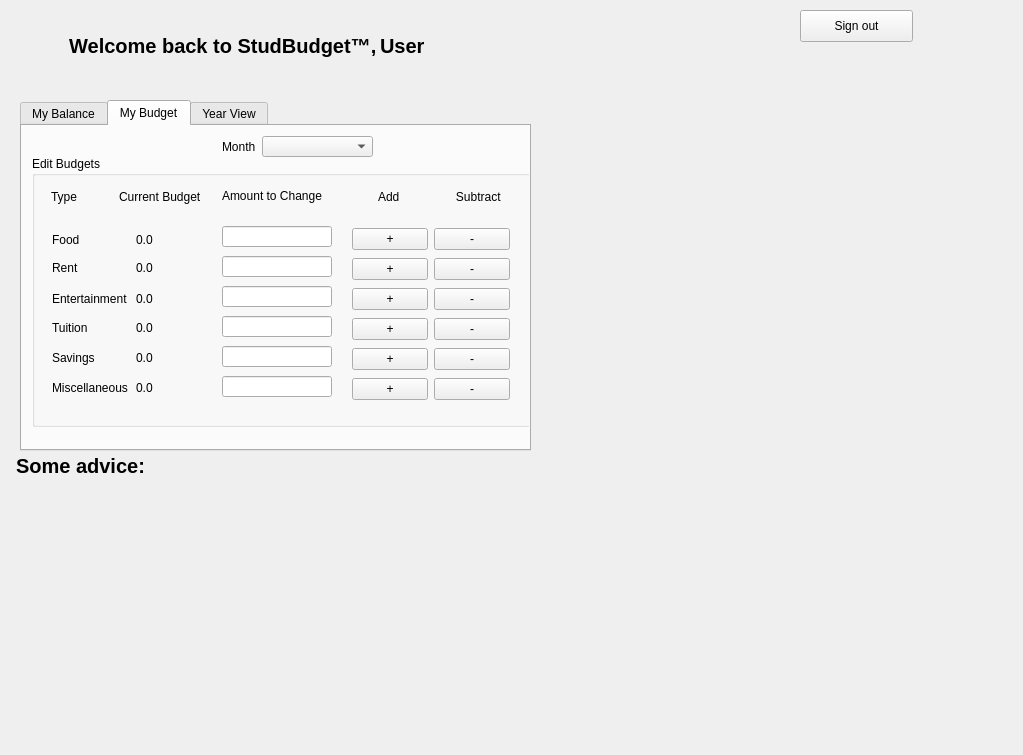
Above: GUI3/GUI3/appdialog.ui from Kbarrera123/StudBudget before the change. Below: the same form after it.
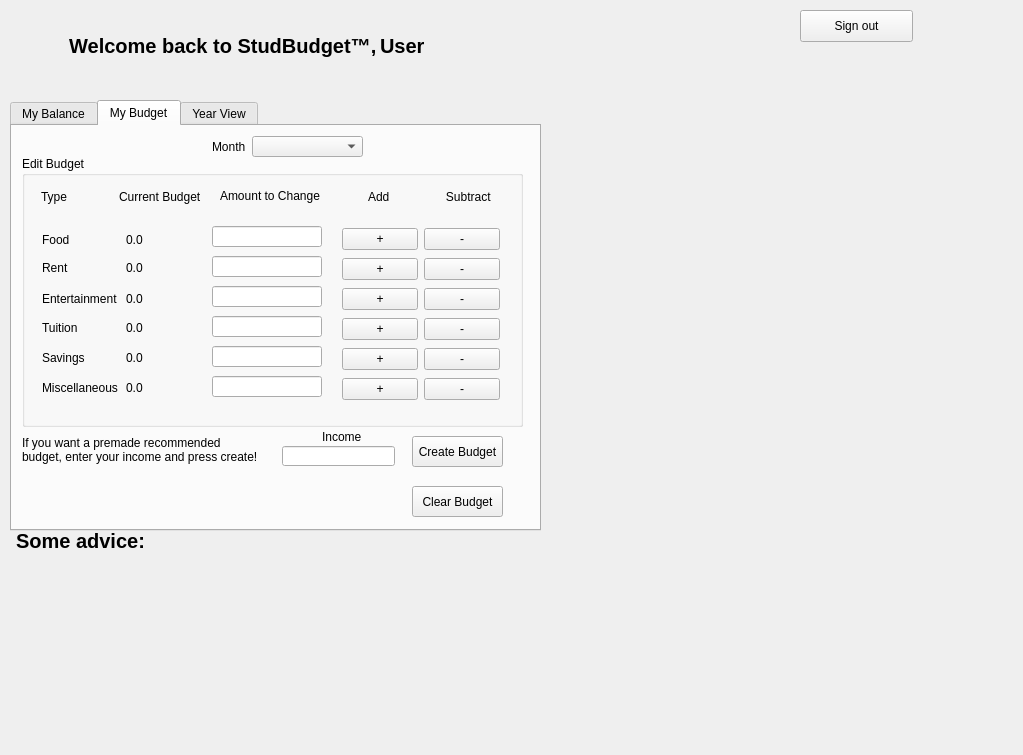
That is the form after the change. The open tabs and pages were chosen to show the change. Icons and pictures are not drawn.

Diff of the .ui file:
```diff
--- a/GUI3/GUI3/appdialog.ui
+++ b/GUI3/GUI3/appdialog.ui
@@ -16,10 +16,10 @@
   <widget class="QTabWidget" name="tabWidget">
    <property name="geometry">
     <rect>
-     <x>20</x>
+     <x>10</x>
      <y>100</y>
-     <width>511</width>
-     <height>351</height>
+     <width>531</width>
+     <height>431</height>
     </rect>
    </property>
    <property name="sizePolicy">
@@ -542,14 +542,14 @@
       </rect>
      </property>
      <property name="title">
-      <string>Edit Budgets</string>
+      <string>Edit Budget</string>
      </property>
      <widget class="QWidget" name="horizontalLayoutWidget_14">
       <property name="geometry">
        <rect>
         <x>19</x>
         <y>30</y>
-        <width>151</width>
+        <width>161</width>
         <height>21</height>
        </rect>
       </property>
@@ -739,10 +739,10 @@
      <widget class="QLabel" name="label_15">
       <property name="geometry">
        <rect>
-        <x>190</x>
+        <x>198</x>
         <y>30</y>
-        <width>119</width>
-        <height>19</height>
+        <width>111</width>
+        <height>20</height>
        </rect>
       </property>
       <property name="text">
@@ -972,6 +972,79 @@
       </layout>
      </widget>
     </widget>
+    <widget class="QPushButton" name="pushButton_makeBudget">
+     <property name="geometry">
+      <rect>
+       <x>400</x>
+       <y>310</y>
+       <width>91</width>
+       <height>31</height>
+      </rect>
+     </property>
+     <property name="text">
+      <string>Create Budget</string>
+     </property>
+    </widget>
+    <widget class="QLabel" name="label_22">
+     <property name="geometry">
+      <rect>
+       <x>10</x>
+       <y>310</y>
+       <width>241</width>
+       <height>31</height>
+      </rect>
+     </property>
+     <property name="font">
+      <font>
+       <pointsize>9</pointsize>
+      </font>
+     </property>
+     <property name="text">
+      <string>If you want a premade recommended budget, enter your income and press create!</string>
+     </property>
+     <property name="alignment">
+      <set>Qt::AlignLeading|Qt::AlignLeft|Qt::AlignTop</set>
+     </property>
+     <property name="wordWrap">
+      <bool>true</bool>
+     </property>
+    </widget>
+    <widget class="QLabel" name="label_23">
+     <property name="geometry">
+      <rect>
+       <x>310</x>
+       <y>300</y>
+       <width>61</width>
+       <height>21</height>
+      </rect>
+     </property>
+     <property name="text">
+      <string>Income</string>
+     </property>
+    </widget>
+    <widget class="QLineEdit" name="lineEdit_makeBudget">
+     <property name="geometry">
+      <rect>
+       <x>270</x>
+       <y>320</y>
+       <width>113</width>
+       <height>20</height>
+      </rect>
+     </property>
+    </widget>
+    <widget class="QPushButton" name="pushButton_clearBudget">
+     <property name="geometry">
+      <rect>
+       <x>400</x>
+       <y>360</y>
+       <width>91</width>
+       <height>31</height>
+      </rect>
+     </property>
+     <property name="text">
+      <string>Clear Budget</string>
+     </property>
+    </widget>
    </widget>
    <widget class="QWidget" name="widget">
     <attribute name="title">
@@ -1020,9 +1093,9 @@
    <property name="geometry">
     <rect>
      <x>20</x>
-     <y>480</y>
+     <y>550</y>
      <width>521</width>
-     <height>241</height>
+     <height>171</height>
     </rect>
    </property>
    <property name="font">
@@ -1042,9 +1115,9 @@
    <property name="geometry">
     <rect>
      <x>20</x>
-     <y>480</y>
+     <y>550</y>
      <width>521</width>
-     <height>241</height>
+     <height>171</height>
     </rect>
    </property>
    <property name="font">
@@ -1111,9 +1184,9 @@
    <property name="geometry">
     <rect>
      <x>10</x>
-     <y>450</y>
+     <y>520</y>
      <width>141</width>
-     <height>31</height>
+     <height>41</height>
     </rect>
    </property>
    <property name="font">
```
Left out of the diff: 66 changed lines with no effect on the pictures.
